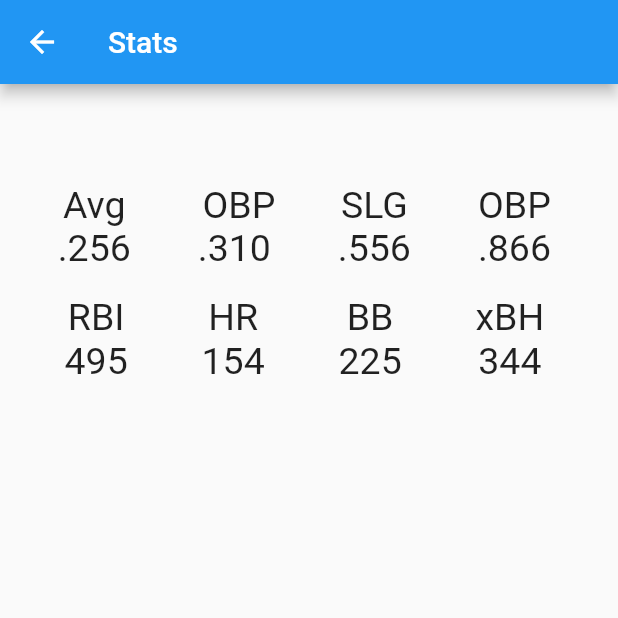
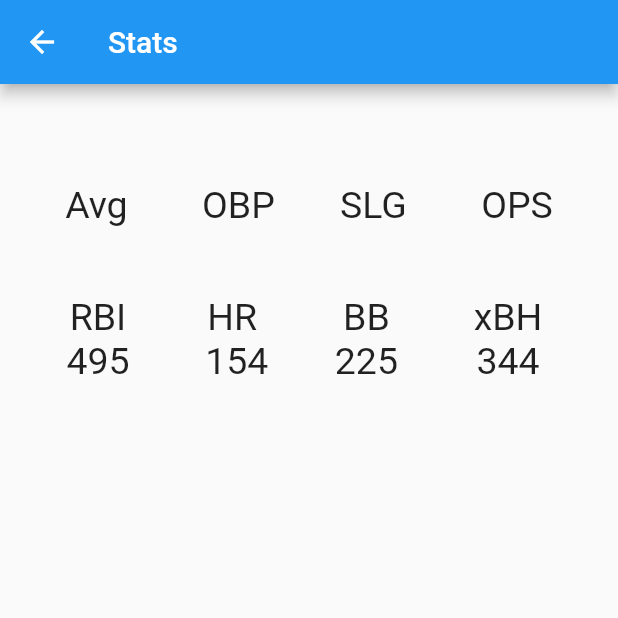
Before and after one commit to mateoavila/QuickStat, a Flutter app: the myStatPage screen opened directly with empty values, on a phone screen of 412 x 824 dp, the top half of it. Run offline on Flutter 3.47's test engine with Material 2 defaults, Android fonts, the phone set to English and light mode, and no system bars; our stand-ins replace shared_preferences; accounts and stored records are empty; network calls fail.

Commit message:
working pretty good

```diff
--- a/lib/api_calls/mlbapi.dart
+++ b/lib/api_calls/mlbapi.dart
@@ -9,7 +9,6 @@ import 'searchall_api.dart';
 Future<String> getNameApi(String name) async {
   String link = "http://lookup-service-prod.mlb.com/json/named.search_player_all.bam?sport_code=%27mlb%27&active_sw=%27Y%27&name_part=%27" + name + "%25%27";
   var response = await http.get(link);
-
   var body = response.body;
 
   SearchAll search = SearchAll.fromJson(jsonDecode(body));
@@ -26,7 +25,6 @@ Future<String> getNameApi(String name) async {
 Future<String> getPIDApi(String name) async {
   String link = "http://lookup-service-prod.mlb.com/json/named.search_player_all.bam?sport_code=%27mlb%27&active_sw=%27Y%27&name_part=%27" + name + "%25%27";
   var response = await http.get(link);
-
   var body = response.body;
 
   SearchAll search = SearchAll.fromJson(jsonDecode(body));
--- a/lib/api_calls/name_api.dart
+++ b/lib/api_calls/name_api.dart
@@ -1,7 +1,4 @@
 
-// ignore_for_file: file_names
-
-// ignore: camel_case_types
 class Name{
   final String name;
   final String playerID;
--- a/lib/api_calls/query_results_api.dart
+++ b/lib/api_calls/query_results_api.dart
@@ -1,6 +1,4 @@
-
-import 'package:batterup/api_calls/row_api.dart';
-
+import 'row_api.dart';
 class QueryResults{
   final Row results;
   //final List<String> resultsMap;
--- a/lib/api_calls/row_api.dart
+++ b/lib/api_calls/row_api.dart
@@ -1,7 +1,4 @@
 
-// ignore_for_file: file_names
-
-// ignore: camel_case_types
 import 'package:batterup/api_calls/name_api.dart';
 
 class Row{
--- a/lib/api_calls/searchall_api.dart
+++ b/lib/api_calls/searchall_api.dart
@@ -1,6 +1,5 @@
 
-import 'package:batterup/api_calls/query_results_api.dart';
-
+import 'query_results_api.dart';
 class SearchAll{
   final QueryResults all;
   //final List<String> allMap;
--- a/lib/pages/stat_screen.dart
+++ b/lib/pages/stat_screen.dart
@@ -1,65 +1,99 @@
 import 'package:flutter/material.dart';
+import 'package:batterup/stat_api_calls/stat_api.dart';
+
+import '../player.dart';
 
 class myStatPage extends StatelessWidget {
-  myStatPage({Key? key, required this.name}) : super(key: key);
+  myStatPage({Key? key, required this.name, required this.player})
+      : super(key: key);
   String name;
+  Player player;
   final String title = 'Stats';
 
-  var AVGcol = Column(
+  void initState() {
+    initState();
+  }
+
+  @override
+  Widget build(BuildContext context) {
+    return Scaffold(
+      appBar: AppBar(
+        title: Text(title),
+        //automaticallyImplyLeading: false,
+      ),
+      body: Center(
+        child: Column(
+          crossAxisAlignment: CrossAxisAlignment.start,
           mainAxisSize: MainAxisSize.max,
-    children: const [
+          mainAxisAlignment: MainAxisAlignment.start,
+          children: <Widget>[
+            const SizedBox(height: 10.0),
+            Text(name,
+                style: const TextStyle(
+                  fontSize: 35,
+                )),
+            const SizedBox(height: 15.0),
+            Row(
+                mainAxisAlignment: MainAxisAlignment.spaceEvenly,
+                children: <Widget>[
+                  Column(
+                    mainAxisSize: MainAxisSize.max,
+                    children: [
                       Text("Avg ",
                           style: TextStyle(
                             fontSize: 25,
                           )),
-      Text(".256 ",
+                      Text(player.avg,
                           style: TextStyle(
                             fontSize: 25,
                           )),
                     ],
-  );
-
-  var OBPcol = Column(
+                  ),
+                  Column(
                     mainAxisSize: MainAxisSize.max,
-    children: const [
+                    children: [
                       Text("OBP",
                           style: TextStyle(
                             fontSize: 25,
                           )),
-      Text(".310 ",
+                      Text(player.obp,
                           style: TextStyle(
                             fontSize: 25,
                           )),
                     ],
-  );
-
-  var SLGcol = Column(
+                  ),
+                  Column(
                     mainAxisSize: MainAxisSize.max,
-    children: const [
+                    children: [
                       Text("SLG ",
                           style: TextStyle(
                             fontSize: 25,
                           )),
-      Text(".556 ",
+                      Text(player.slg,
                           style: TextStyle(
                             fontSize: 25,
                           )),
                     ],
-  );
-  var OPScol = Column(
+                  ),
+                  Column(
                     mainAxisSize: MainAxisSize.max,
-    children: const [
-      Text("OBP ",
+                    children: [
+                      Text("OPS",
                           style: TextStyle(
                             fontSize: 25,
                           )),
-      Text(".866 ",
+                      Text(player.ops,
                           style: TextStyle(
                             fontSize: 25,
                           )),
                     ],
-  );
-  var RBIcol = Column(
+                  ),
+                ]),
+            const SizedBox(height: 17.0),
+            Row(
+                mainAxisAlignment: MainAxisAlignment.spaceEvenly,
+                children: <Widget>[
+                  Column(
                     mainAxisSize: MainAxisSize.max,
                     children: const [
                       Text("RBI ",
@@ -71,8 +105,21 @@ class myStatPage extends StatelessWidget {
                             fontSize: 25,
                           )),
                     ],
-  );
-  var BBcol = Column(
+                  ),
+                  Column(
+                    mainAxisSize: MainAxisSize.max,
+                    children: const [
+                      Text("HR ",
+                          style: TextStyle(
+                            fontSize: 25,
+                          )),
+                      Text("154",
+                          style: TextStyle(
+                            fontSize: 25,
+                          )),
+                    ],
+                  ),
+                  Column(
                     mainAxisSize: MainAxisSize.max,
                     children: const [
                       Text("BB ",
@@ -84,22 +131,8 @@ class myStatPage extends StatelessWidget {
                             fontSize: 25,
                           )),
                     ],
-  );
-  var HRcol = Column(
-    mainAxisSize: MainAxisSize.max,
-    children: const [
-      Text("HR ",
-          style: TextStyle(
-            fontSize: 25,
-          )),
-      Text("154 ",
-          style: TextStyle(
-            fontSize: 25,
-          )),
-    ],
-  );
-
-  var XBHcol = Column(
+                  ),
+                  Column(
                     mainAxisSize: MainAxisSize.max,
                     children: const [
                       Text("xBH ",
@@ -111,45 +144,7 @@ class myStatPage extends StatelessWidget {
                             fontSize: 25,
                           )),
                     ],
-  );
-
-
-  @override
-  Widget build(BuildContext context) {
-
-    return Scaffold(
-      appBar: AppBar(
-        title:  Text(title),
-        //automaticallyImplyLeading: false,
                   ),
-      body: Center(
-        child: Column(
-          crossAxisAlignment: CrossAxisAlignment.start,
-          mainAxisSize: MainAxisSize.max,
-          mainAxisAlignment: MainAxisAlignment.start,
-          children: <Widget>[
-            const SizedBox(height: 10.0),
-            Text(name,
-                style: TextStyle(
-                  fontSize: 35,
-                )),
-            const SizedBox(height: 15.0),
-            Row(
-                mainAxisAlignment: MainAxisAlignment.spaceEvenly,
-                children: <Widget>[
-              AVGcol,
-              OBPcol,
-              SLGcol,
-              OPScol,
-            ]),
-            const SizedBox(height: 17.0),
-            Row(
-                mainAxisAlignment: MainAxisAlignment.spaceEvenly,
-                children: <Widget>[
-              RBIcol,
-              HRcol,
-              BBcol,
-              XBHcol,
                 ]),
           ],
         ),
@@ -157,57 +152,3 @@ class myStatPage extends StatelessWidget {
     );
   }
 }
-
-// var statTitleRow = Container(
-//   margin: const EdgeInsets.fromLTRB(0, 10, 0, 0),
-//   padding: const EdgeInsets.fromLTRB(20, 0, 20, 0),
-//   child: Row(
-//     mainAxisSize: MainAxisSize.max,
-//     children: const [
-//       Text("Avg ",
-//           style: TextStyle(
-//             fontSize: 20,
-//           )),
-//       Text("OBP",
-//           style: TextStyle(
-//             fontSize: 20,
-//           )),
-//       Text("SLG ",
-//           style: TextStyle(
-//             fontSize: 20,
-//           )),
-//       Text("OBP ",
-//           style: TextStyle(
-//             fontSize: 20,
-//           )),
-//     ],
-//   ),
-// );
-//
-// var statNumRow = Container(
-//   margin: const EdgeInsets.fromLTRB(0, 0, 0, 0),
-//   padding: const EdgeInsets.fromLTRB(20, 10, 20, 0),
-//   child: Container(
-//     child: Row(
-//       mainAxisSize: MainAxisSize.max,
-//       children: const <Widget>[
-//         Text(".256 ",
-//             style: TextStyle(
-//               fontSize: 20,
-//             )),
-//         Text(".310",
-//             style: TextStyle(
-//               fontSize: 20,
-//             )),
-//         Text(".556 ",
-//             style: TextStyle(
-//               fontSize: 20,
-//             )),
-//         Text(".310",
-//             style: TextStyle(
-//               fontSize: 20,
-//             )),
-//       ],
-//     ),
-//   ),
-// );
--- /dev/null
+++ b/lib/player.dart
@@ -0,0 +1,9 @@
+class Player {
+  String avg;
+  String obp;
+  String slg;
+  String ops;
+
+  Player(this.avg, this.obp, this.slg, this.ops,);
+
+}
```
Also changed, not shown: lib/pages/search_screen.dart (+8 -6 lines), lib/stat_api_calls/data.dart (added, +23 -0 lines), lib/stat_api_calls/queryResults.dart (deleted, +0 -20 lines), lib/stat_api_calls/sportCareerHitting.dart (deleted, +0 -20 lines), lib/stat_api_calls/stat_api.dart (added, +27 -0 lines), lib/stat_api_calls/stat_career_hitting.dart (added, +18 -0 lines), lib/stat_api_calls/stat_query_results.dart (added, +20 -0 lines), lib/stat_api_calls/stat_row_api.dart (added, +18 -0 lines), lib/stat_api_calls/statapi.dart (deleted, +0 -17 lines), 6 other files. Lines whose indentation alone changed are shown as unchanged.
